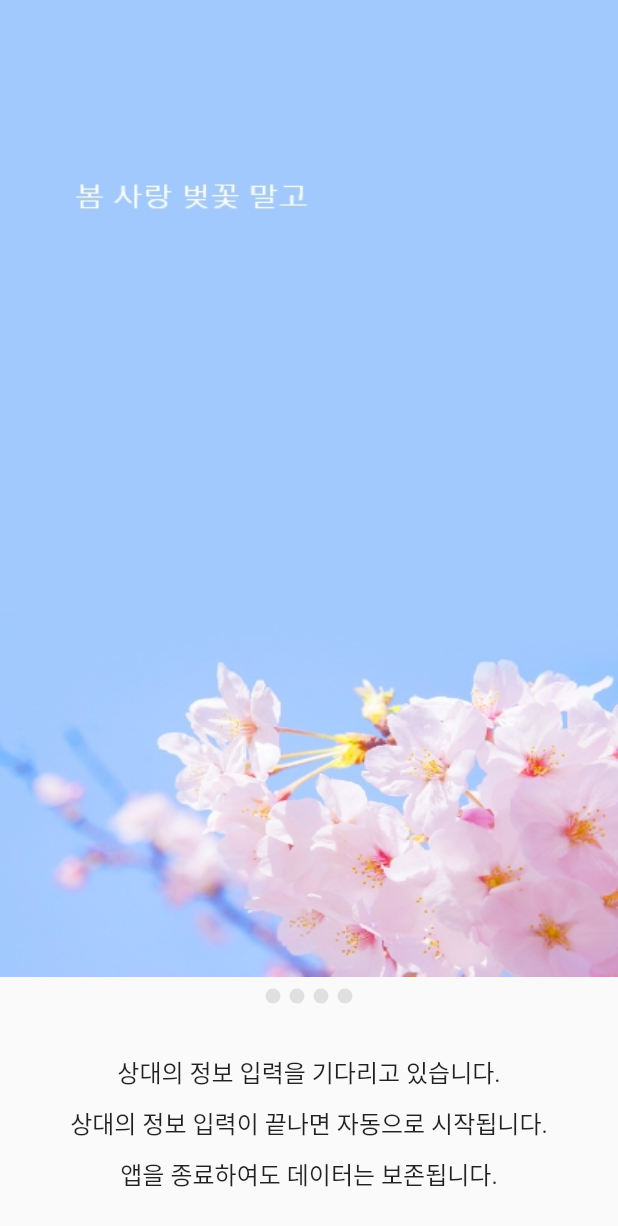
After one commit to kimdohun0104/Flutter-Provider, a Flutter app: the WaitOpponentPage screen opened by its route, on a phone screen of 412 x 824 dp. The commit adds this screen. Shown: the top 1226 px of the screen. Run offline on Flutter 3.47's test engine with Material 2 defaults, Android fonts, the light colour scheme and no system bars; our stand-ins replace get_it, sqflite; accounts and stored records are empty; network calls fail; Roboto replaces fonts that are missing (GodoM).

Commit message:
Wait opponent page

```diff
--- a/olive_you/lib/main.dart
+++ b/olive_you/lib/main.dart
@@ -7,6 +7,7 @@ import 'package:olive_you/ui/pages/find_location_page.dart';
 import 'package:olive_you/ui/pages/forget_password_page.dart';
 import 'package:olive_you/ui/pages/input_information_page.dart';
 import 'package:olive_you/ui/pages/login_page.dart';
+import 'package:olive_you/ui/pages/wait_opponent_page.dart';
 
 void main() {
   runApp(OliveYouApp());
@@ -26,6 +27,7 @@ class OliveYouApp extends StatelessWidget {
         '/enter': (_) => EnterPage(),
         '/inputinformation': (_) => InputInformationPage(),
         '/findlocation': (_) => FindLocationPage(),
+        '/waitopponent': (_) => WaitOpponentPage(),
       },
       theme: ThemeData(primaryColor: Colors.white),
     );
--- /dev/null
+++ b/olive_you/lib/ui/common/view_page_indicator.dart
@@ -0,0 +1,37 @@
+import 'package:flutter/material.dart';
+
+class ViewPageIndicator extends AnimatedWidget {
+  final PageController pageController;
+  final int itemCount;
+  final Color activeColor;
+  final Color inactiveColor;
+
+  const ViewPageIndicator({
+    this.pageController,
+    this.itemCount,
+    this.activeColor,
+    this.inactiveColor,
+  }) : super(listenable: pageController);
+
+  @override
+  Widget build(BuildContext context) {
+    return Row(
+      mainAxisAlignment: MainAxisAlignment.center,
+      children: List<Widget>.generate(itemCount, _buildDot),
+    );
+  }
+
+  Widget _buildDot(int index) {
+    return Container(
+      padding: EdgeInsets.all(3),
+      child: Material(
+        type: MaterialType.circle,
+        color: pageController.page == index ? activeColor : inactiveColor,
+        child: Container(
+          width: 10,
+          height: 10,
+        ),
+      ),
+    );
+  }
+}
--- a/olive_you/lib/ui/pages/input_information_page.dart
+++ b/olive_you/lib/ui/pages/input_information_page.dart
@@ -24,7 +24,10 @@ class InputInformationPage extends StatelessWidget {
                 SizedBox(height: 20),
                 _buildLocationInput(context),
                 SizedBox(height: 40),
-                CommonButton(text: '완료')
+                CommonButton(
+                  text: '완료',
+                  onPressed: () { Navigator.pushNamed(context, '/waitopponent'); }
+                  )
               ],
             ),
           ),
--- /dev/null
+++ b/olive_you/lib/ui/pages/wait_opponent_page.dart
@@ -0,0 +1,88 @@
+import 'package:flutter/material.dart';
+import 'package:olive_you/ui/common/view_page_indicator.dart';
+import 'package:olive_you/ui/theme/colors.dart';
+
+class WaitOpponentPage extends StatefulWidget {
+  @override
+  _WaitOpponentPageState createState() => _WaitOpponentPageState();
+}
+
+class _WaitOpponentPageState extends State<WaitOpponentPage> {
+  final _controller = PageController();
+
+  @override
+  void dispose() {
+    _controller.dispose();
+    super.dispose();
+  }
+
+  @override
+  Widget build(BuildContext context) {
+    return Scaffold(
+      body: Column(
+        children: <Widget>[
+          Expanded(
+            child: PageView(
+              controller: _controller,
+              scrollDirection: Axis.horizontal,
+              children: <Widget>[
+                _buildFillImage('assets/events/event_spring.jpg'),
+                _buildFillImage('assets/events/event_summer.jpg'),
+                _buildFillImage('assets/events/event_autumn.jpg'),
+                _buildFillImage('assets/events/event_winter.jpg'),
+              ],
+            ),
+          ),
+          SizedBox(height: 5),
+          ViewPageIndicator(
+            itemCount: 4,
+            pageController: _controller,
+            activeColor: colorPrimary,
+            inactiveColor: colorGray[300],
+          ),
+          _buildInfoText(),
+        ],
+      ),
+    );
+  }
+
+  _buildFillImage(String asset) => Image.asset(
+        asset,
+        fit: BoxFit.fill,
+      );
+
+  _buildInfoText() => Container(
+        padding: EdgeInsets.only(left: 20, right: 20, top: 30, bottom: 30),
+        child: Column(
+          crossAxisAlignment: CrossAxisAlignment.center,
+          children: <Widget>[
+            Text(
+              '상대의 정보 입력을 기다리고 있습니다.',
+              style: TextStyle(
+                fontSize: 16,
+                fontFamily: 'GodoM',
+              ),
+              textAlign: TextAlign.center,
+            ),
+            SizedBox(height: 10),
+            Text(
+              '상대의 정보 입력이 끝나면 자동으로 시작됩니다.',
+              style: TextStyle(
+                fontSize: 16,
+                fontFamily: 'GodoM',
+              ),
+              textAlign: TextAlign.center,
+            ),
+            SizedBox(height: 10),
+            Text(
+              '앱을 종료하여도 데이터는 보존됩니다.',
+              style: TextStyle(
+                fontSize: 16,
+                fontFamily: 'GodoM',
+              ),
+              textAlign: TextAlign.center,
+            )
+          ],
+        ),
+      );
+}
```
Also changed, not shown: olive_you/assets/events/event_autumn.jpg (added), olive_you/assets/events/event_summer.jpg (added), olive_you/assets/events/event_winter.jpg (added).
